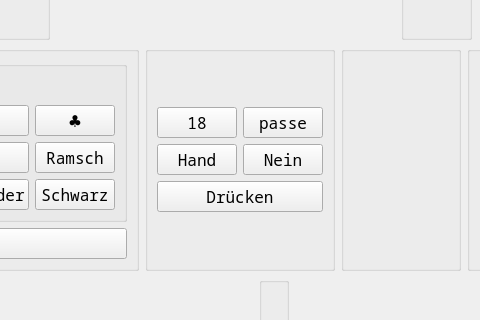
squawk7x/QuteSkatGame, file src/table.ui: the form before one commit; both pictures show x 374 to 854 and y 134 to 454 of the 1199 by 607 pixel window.
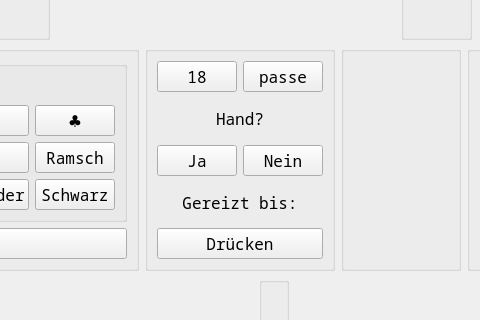
The form after the commit.

Commit message: Layout für reizen und spielen ok TODO Layout finishRound

What changed in the file:
```diff
--- a/src/table.ui
+++ b/src/table.ui
@@ -490,11 +490,8 @@
            </item>
            <item row="2" column="0">
             <layout class="QGridLayout" name="gridLayout_3">
-             <item row="1" column="0">
-              <widget class="QPushButton" name="pbHandJa">
-               <property name="enabled">
-                <bool>true</bool>
-               </property>
+             <item row="2" column="1">
+              <widget class="QPushButton" name="pbHandNein">
                <property name="font">
                 <font>
                  <family>Noto Sans Mono</family>
@@ -502,23 +499,7 @@
                 </font>
                </property>
                <property name="text">
-                <string>Hand</string>
-               </property>
-               <property name="checkable">
-                <bool>true</bool>
-               </property>
-              </widget>
-             </item>
-             <item row="2" column="0" colspan="2">
-              <widget class="QPushButton" name="pbDruecken">
-               <property name="font">
-                <font>
-                 <family>Noto Sans Mono</family>
-                 <pointsize>12</pointsize>
-                </font>
-               </property>
-               <property name="text">
-                <string>Drücken</string>
+                <string>Nein</string>
                </property>
               </widget>
              </item>
@@ -563,8 +544,8 @@
                </property>
               </widget>
              </item>
-             <item row="1" column="1">
-              <widget class="QPushButton" name="pbHandNein">
+             <item row="4" column="0" colspan="2">
+              <widget class="QPushButton" name="pbDruecken">
                <property name="font">
                 <font>
                  <family>Noto Sans Mono</family>
@@ -572,7 +553,64 @@
                 </font>
                </property>
                <property name="text">
-                <string>Nein</string>
+                <string>Drücken</string>
+               </property>
+              </widget>
+             </item>
+             <item row="2" column="0">
+              <widget class="QPushButton" name="pbHandJa">
+               <property name="enabled">
+                <bool>true</bool>
+               </property>
+               <property name="font">
+                <font>
+                 <family>Noto Sans Mono</family>
+                 <pointsize>12</pointsize>
+                </font>
+               </property>
+               <property name="text">
+                <string>Ja</string>
+               </property>
+               <property name="checkable">
+                <bool>false</bool>
+               </property>
+              </widget>
+             </item>
+             <item row="1" column="0" colspan="2">
+              <widget class="QLabel" name="lblHand">
+               <property name="font">
+                <font>
+                 <family>Noto Sans Mono</family>
+                 <pointsize>12</pointsize>
+                </font>
+               </property>
+               <property name="layoutDirection">
+                <enum>Qt::LayoutDirection::LeftToRight</enum>
+               </property>
+               <property name="text">
+                <string>Hand?</string>
+               </property>
+               <property name="alignment">
+                <set>Qt::AlignmentFlag::AlignCenter</set>
+               </property>
+              </widget>
+             </item>
+             <item row="3" column="0" colspan="2">
+              <widget class="QLabel" name="lblGereitztBis">
+               <property name="font">
+                <font>
+                 <family>Noto Sans Mono</family>
+                 <pointsize>12</pointsize>
+                </font>
+               </property>
+               <property name="layoutDirection">
+                <enum>Qt::LayoutDirection::LeftToRight</enum>
+               </property>
+               <property name="text">
+                <string>Gereizt bis:</string>
+               </property>
+               <property name="alignment">
+                <set>Qt::AlignmentFlag::AlignCenter</set>
                </property>
               </widget>
              </item>
```
The commit also changes 4 other files.
